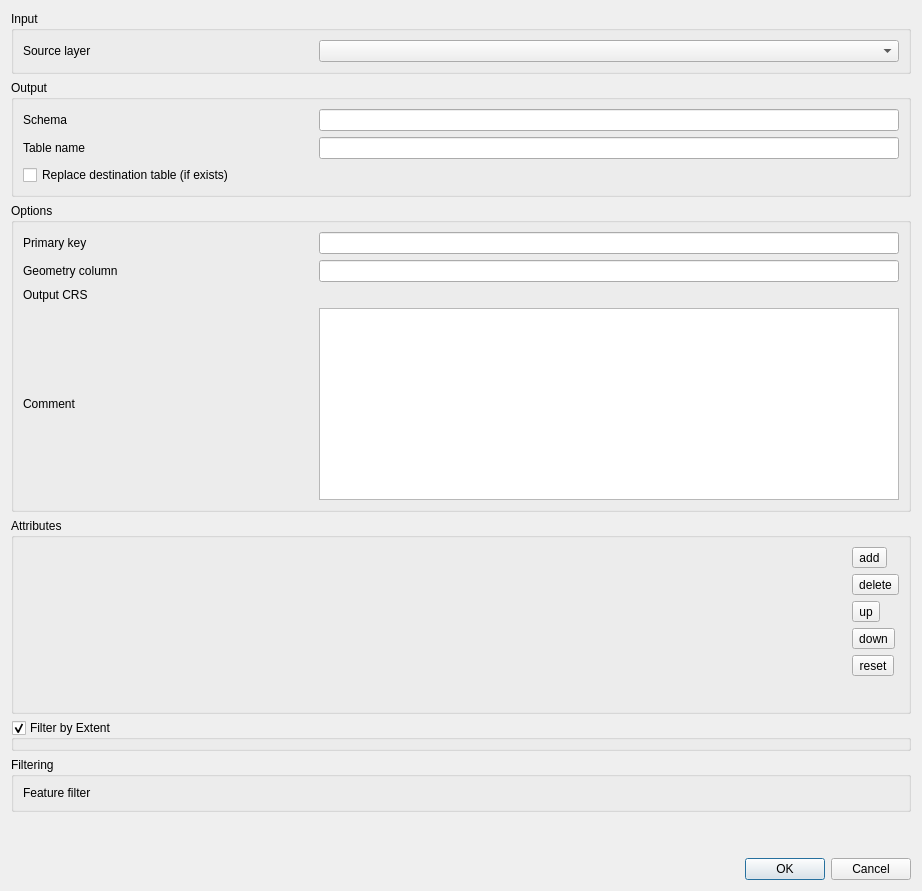
This is src/ui/qgsdbimportvectorlayerdialog.ui in carsmie/QGIS as Qt 5 draws it before an edit. The edited form follows.
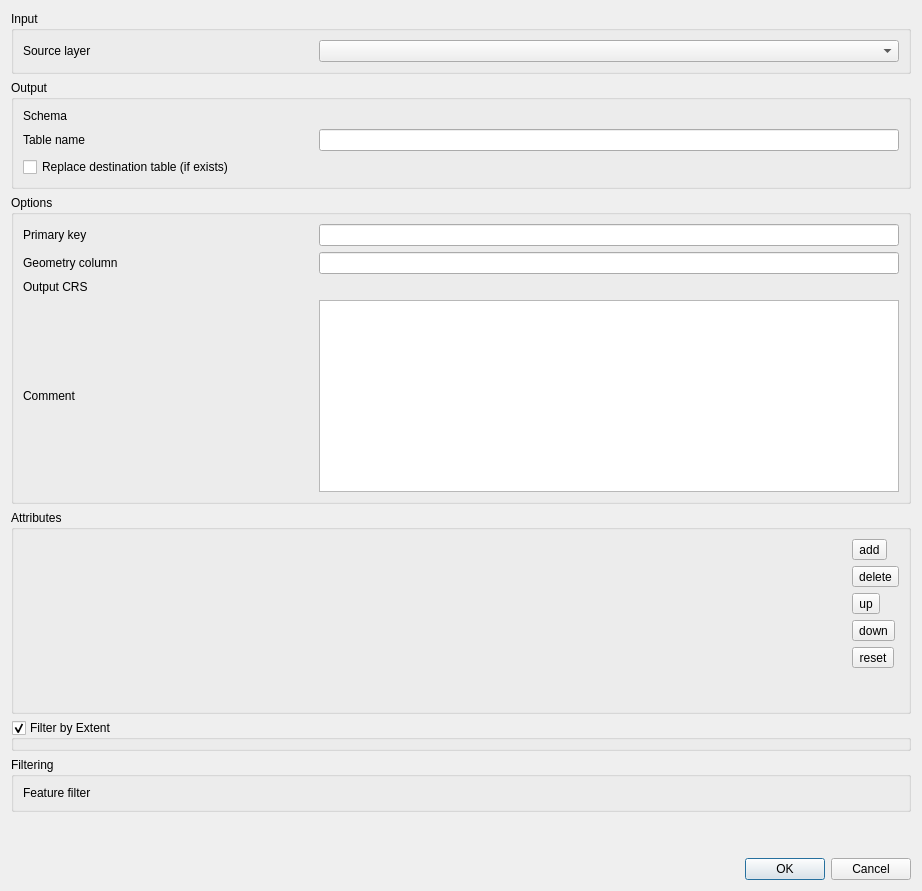
This is the edited form. Icons and pictures are not drawn. Custom widgets are drawn as their Qt base class.

Commit message:
Use schema combo box in import vector layer dialog
Allows destination schema to be changed in the dialog, showing
choice of all available schemas

Patch:
```diff
--- a/src/ui/qgsdbimportvectorlayerdialog.ui
+++ b/src/ui/qgsdbimportvectorlayerdialog.ui
@@ -57,9 +57,6 @@
         </property>
        </widget>
       </item>
-      <item row="0" column="1">
-       <widget class="QLineEdit" name="mEditSchema"/>
-      </item>
       <item row="1" column="0">
        <widget class="QLabel" name="label_3">
         <property name="text">
@@ -77,6 +74,13 @@
         </property>
        </widget>
       </item>
+      <item row="0" column="1">
+       <layout class="QHBoxLayout" name="mLayoutSchemeCombo">
+        <property name="spacing">
+         <number>0</number>
+        </property>
+       </layout>
+      </item>
      </layout>
     </widget>
    </item>
```
Left out of the diff: 1 changed line with no effect on the pictures. The commit also changes 2 other files.
